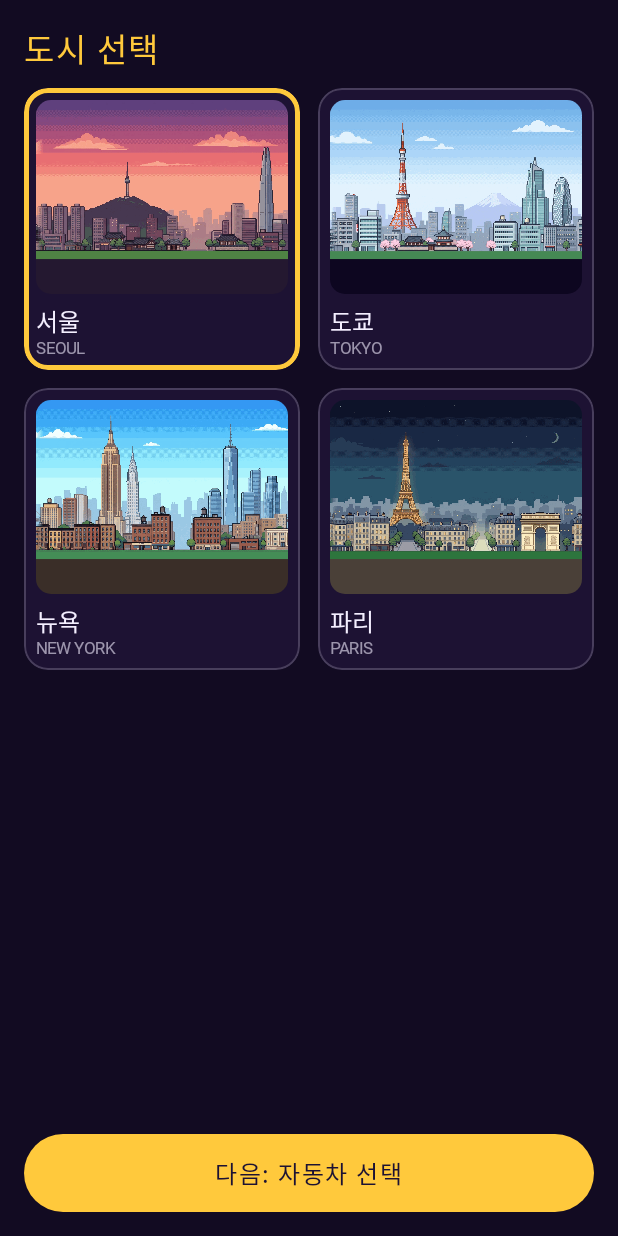
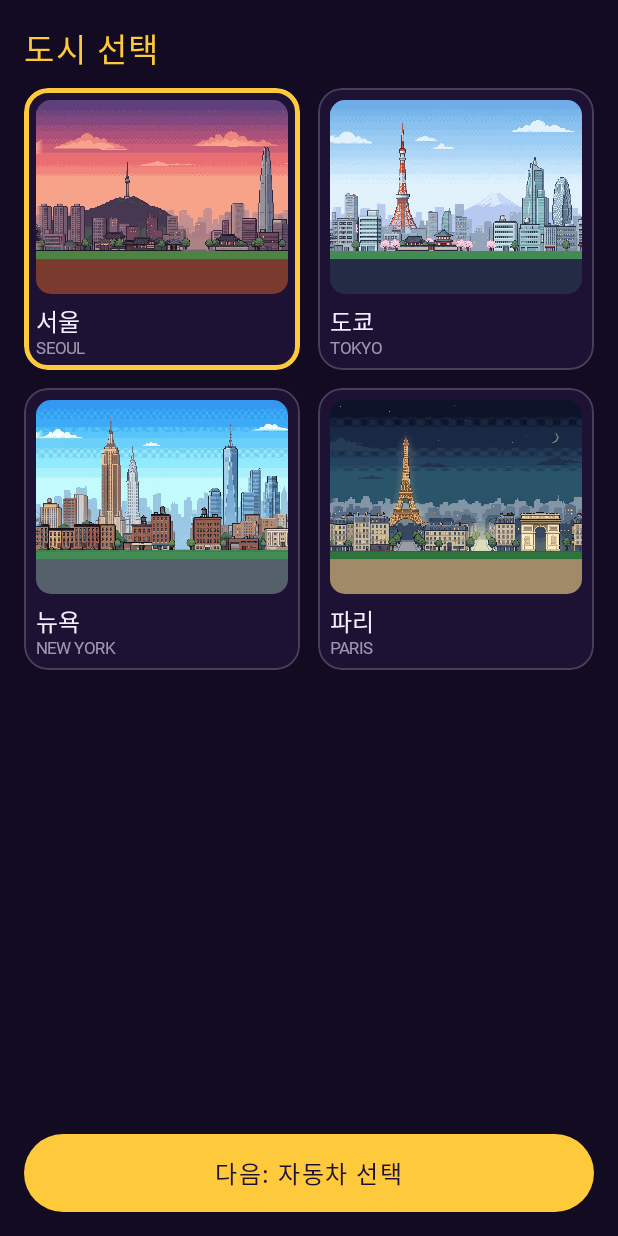
Before and after one commit to kwanghyeon-cpu/YorijoriRun, an Android app built with Jetpack Compose: the screen it shows after launch (MainActivity), after a tap on "PLAY", on a phone screen of 412 x 824 dp. Run offline under Robolectric (Android 15) with nearby library versions, the phone set to English and light mode, and no system bars; our stand-ins replace AdMob, Firebase (no records; nobody signed in at launch, a user with empty details on screens opened directly); pictures from the network do not load; Roboto replaces fonts that are not available here.

Commit message:
Recolor the road as a walking path with park lamps and stone curbs
Each city's road and lane-dash colors now read as a path rather than
asphalt: Seoul red-brown urethane, Tokyo night navy with cyan dashes,
New York blue-gray greenway, Paris sandy gravel. The red-and-white racing
kerbs become a two-tone pale stone curb, and the highway lamps with arms
over the road become short park lamps with a round globe. App and web
match.

Co-Authored-By: Claude Opus 5.5 <noreply@anthropic.com>

```diff
--- a/app/src/main/java/com/khcompany/pathdash/game/Model.kt
+++ b/app/src/main/java/com/khcompany/pathdash/game/Model.kt
@@ -48,8 +48,8 @@ object GameCatalog {
             englishName = "SEOUL",
             skyTop = Color(0xFF2E1A47),
             skyBottom = Color(0xFFFF8C69),
-            roadColor = Color(0xFF241830),
-            roadLineColor = Color(0xFFFFD166),
+            roadColor = Color(0xFF7A3B2E),
+            roadLineColor = Color(0xFFF2E6D0),
             spriteName = "city_seoul",
             haze = Color(0xFFD39A8E),
         ),
@@ -59,8 +59,8 @@ object GameCatalog {
             englishName = "TOKYO",
             skyTop = Color(0xFF05021A),
             skyBottom = Color(0xFF1B0F3D),
-            roadColor = Color(0xFF0D0620),
-            roadLineColor = Color(0xFFFF2E92),
+            roadColor = Color(0xFF232B45),
+            roadLineColor = Color(0xFF8FE3FF),
             spriteName = "city_tokyo",
             haze = Color(0xFFA3B8DA),
         ),
@@ -70,8 +70,8 @@ object GameCatalog {
             englishName = "NEW YORK",
             skyTop = Color(0xFFFF9A56),
             skyBottom = Color(0xFFFFD56B),
-            roadColor = Color(0xFF3A2E28),
-            roadLineColor = Color(0xFFFFF3B0),
+            roadColor = Color(0xFF55606B),
+            roadLineColor = Color(0xFFFFFFFF),
             spriteName = "city_newyork",
             haze = Color(0xFF9DCBE6),
         ),
@@ -81,8 +81,8 @@ object GameCatalog {
             englishName = "PARIS",
             skyTop = Color(0xFFBFE3FF),
             skyBottom = Color(0xFFF6E7D8),
-            roadColor = Color(0xFF4A4038),
-            roadLineColor = Color(0xFFFFFFFF),
+            roadColor = Color(0xFFA08A68),
+            roadLineColor = Color(0xFFFFF8EC),
             spriteName = "city_paris",
             haze = Color(0xFF2B556B),
         ),
```
Also changed, not shown: app/src/main/java/com/khcompany/pathdash/ui/screens/HighwayFx.kt (+6 -8 lines), app/src/main/java/com/khcompany/pathdash/ui/screens/HighwayScreen.kt (+5 -4 lines), 3 other files.
